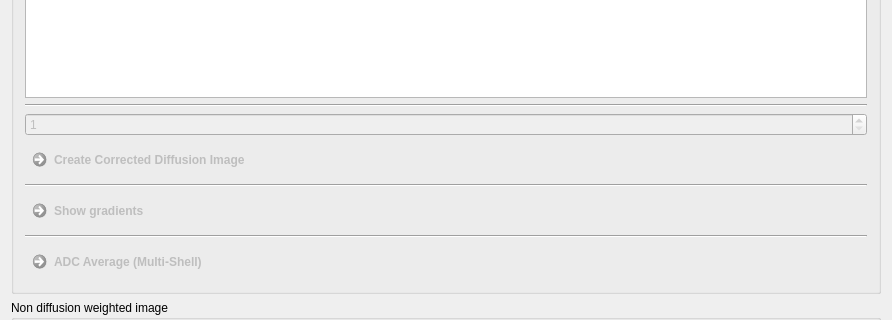
Before: the Qt Designer form Plugins/org.mitk.gui.qt.diffusionimaging/src/internal/QmitkPreprocessingViewControls.ui in MITK/MITK, drawn with Qt 5; both pictures show x 0 to 892 and y 189 to 509 of the 892 by 1273 pixel window.
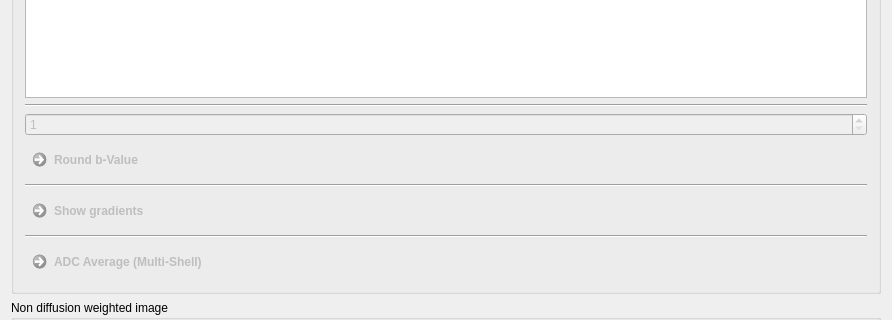
After: the same form once the commit is applied.

Commit message: update button name

```diff
--- a/Plugins/org.mitk.gui.qt.diffusionimaging/src/internal/QmitkPreprocessingViewControls.ui
+++ b/Plugins/org.mitk.gui.qt.diffusionimaging/src/internal/QmitkPreprocessingViewControls.ui
@@ -7,7 +7,7 @@
     <x>0</x>
     <y>0</y>
     <width>892</width>
-    <height>1149</height>
+    <height>1273</height>
    </rect>
   </property>
   <property name="minimumSize">
@@ -160,7 +160,7 @@
          <bool>false</bool>
         </property>
         <property name="text">
-         <string>Create Corrected Diffusion Image</string>
+         <string>Round b-Value</string>
         </property>
        </widget>
       </item>
```
